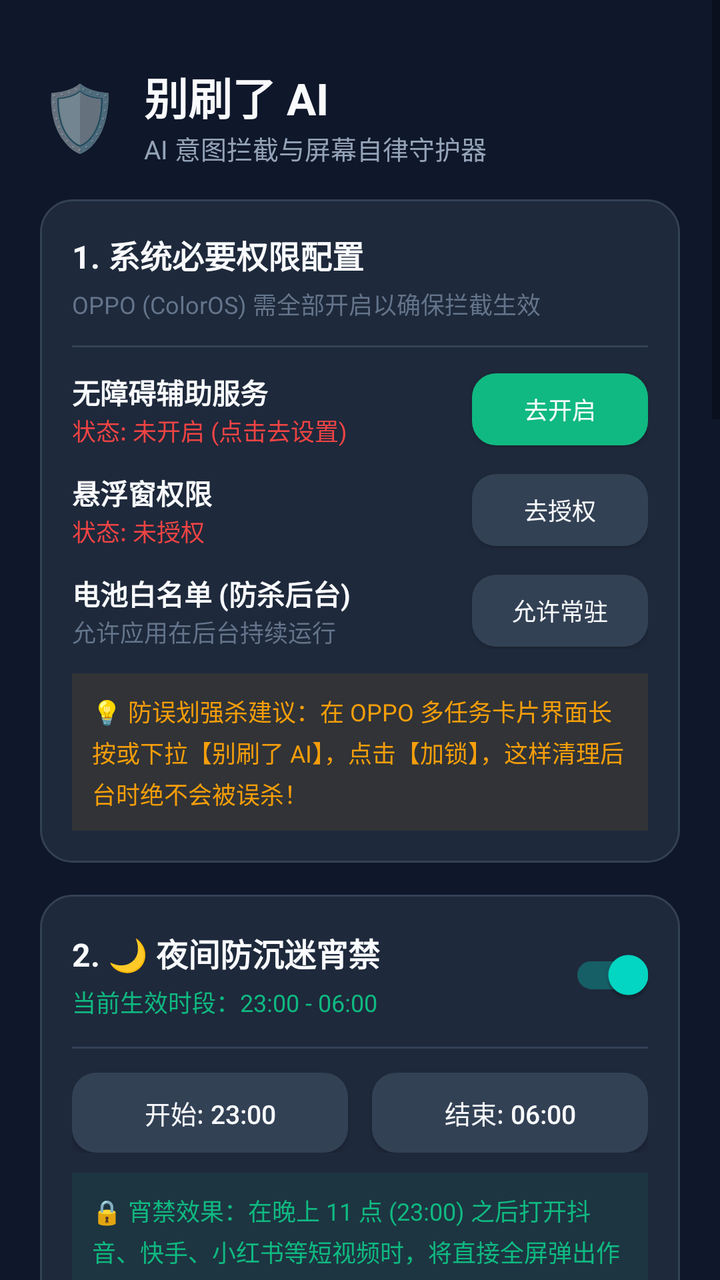
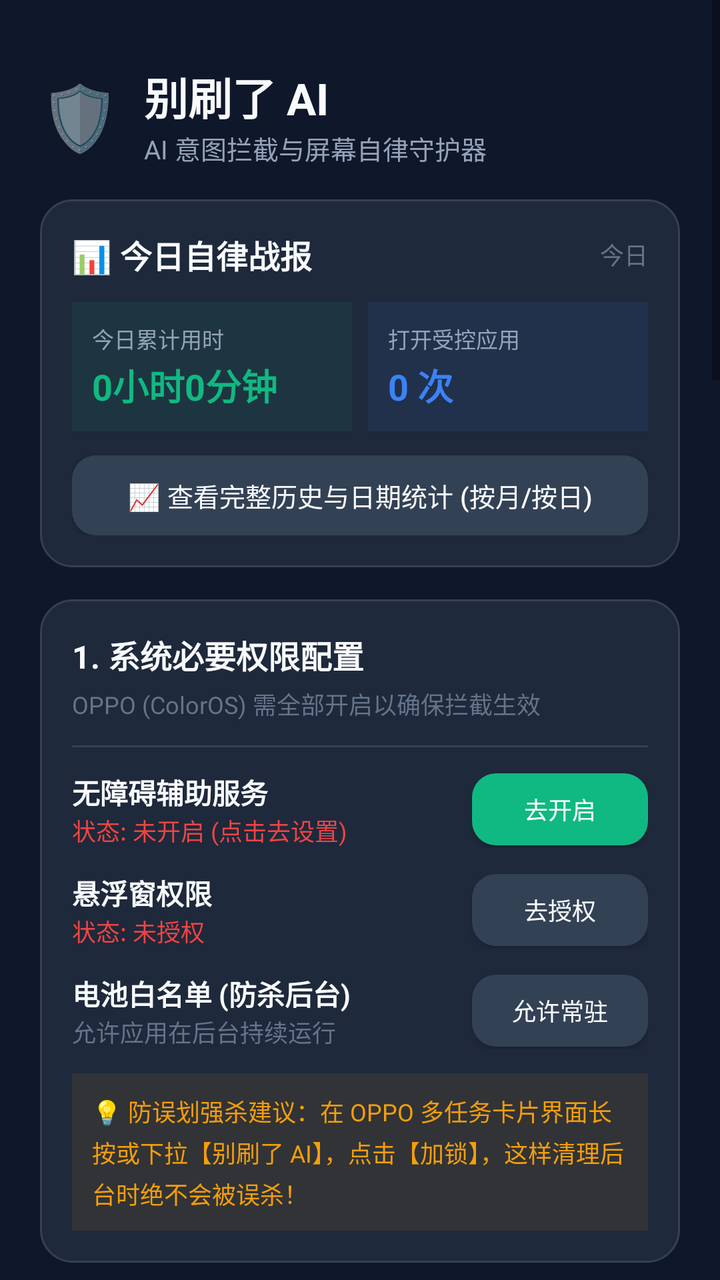

An Android layout rendered at two revisions. The XML below is the earlier revision; the diff shows what the commit changed to produce the second picture.
<!-- AndroidManifest.xml: application theme Theme.StopScroll -->
<!-- res/layout/activity_main.xml -->
<?xml version="1.0" encoding="utf-8"?>
<ScrollView xmlns:android="http://schemas.android.com/apk/res/android"
    xmlns:app="http://schemas.android.com/apk/res-auto"
    android:layout_width="match_parent"
    android:layout_height="match_parent"
    android:background="@color/bg_dark"
    android:fillViewport="true">

    <LinearLayout
        android:layout_width="match_parent"
        android:layout_height="wrap_content"
        android:orientation="vertical"
        android:padding="20dp">

        
        <LinearLayout
            android:layout_width="match_parent"
            android:layout_height="wrap_content"
            android:gravity="center_vertical"
            android:orientation="horizontal"
            android:paddingTop="12dp"
            android:paddingBottom="16dp">

            <TextView
                android:layout_width="wrap_content"
                android:layout_height="wrap_content"
                android:text="🛡️"
                android:textSize="32sp" />

            <LinearLayout
                android:layout_width="0dp"
                android:layout_height="wrap_content"
                android:layout_marginStart="12dp"
                android:layout_weight="1"
                android:orientation="vertical">

                <TextView
                    android:layout_width="wrap_content"
                    android:layout_height="wrap_content"
                    android:text="别刷了 AI"
                    android:textColor="@color/text_primary"
                    android:textSize="22sp"
                    android:textStyle="bold" />

                <TextView
                    android:layout_width="wrap_content"
                    android:layout_height="wrap_content"
                    android:text="AI 意图拦截与屏幕自律守护器"
                    android:textColor="@color/text_secondary"
                    android:textSize="13sp" />
            </LinearLayout>
        </LinearLayout>

        
        <LinearLayout
            android:layout_width="match_parent"
            android:layout_height="wrap_content"
            android:background="@drawable/card_rounded"
            android:orientation="vertical"
            android:padding="16dp">

            <TextView
                android:layout_width="wrap_content"
                android:layout_height="wrap_content"
                android:text="1. 系统必要权限配置"
                android:textColor="@color/text_primary"
                android:textSize="16sp"
                android:textStyle="bold" />

            <TextView
                android:layout_width="wrap_content"
                android:layout_height="wrap_content"
                android:layout_marginTop="4dp"
                android:text="OPPO (ColorOS) 需全部开启以确保拦截生效"
                android:textColor="@color/text_muted"
                android:textSize="12sp" />

            <View
                android:layout_width="match_parent"
                android:layout_height="1dp"
                android:layout_marginTop="12dp"
                android:layout_marginBottom="12dp"
                android:background="@color/card_border" />

            
            <LinearLayout
                android:layout_width="match_parent"
                android:layout_height="wrap_content"
                android:gravity="center_vertical"
                android:orientation="horizontal">

                <LinearLayout
                    android:layout_width="0dp"
                    android:layout_height="wrap_content"
                    android:layout_weight="1"
                    android:orientation="vertical">

                    <TextView
                        android:layout_width="wrap_content"
                        android:layout_height="wrap_content"
                        android:text="无障碍辅助服务"
                        android:textColor="@color/text_primary"
                        android:textSize="14sp"
                        android:textStyle="bold" />

                    <TextView
                        android:id="@+id/tvAccessibilityStatus"
                        android:layout_width="wrap_content"
                        android:layout_height="wrap_content"
                        android:text="状态: 未开启 (点击去设置)"
                        android:textColor="@color/danger"
                        android:textSize="12sp" />
                </LinearLayout>

                <Button
                    android:id="@+id/btnOpenAccessibility"
                    android:layout_width="wrap_content"
                    android:layout_height="36dp"
                    android:background="@drawable/btn_primary"
                    android:paddingStart="12dp"
                    android:paddingEnd="12dp"
                    android:text="去开启"
                    android:textColor="#FFFFFF"
                    android:textSize="12sp" />
            </LinearLayout>

            
            <LinearLayout
                android:layout_width="match_parent"
                android:layout_height="wrap_content"
                android:layout_marginTop="12dp"
                android:gravity="center_vertical"
                android:orientation="horizontal">

                <LinearLayout
                    android:layout_width="0dp"
                    android:layout_height="wrap_content"
                    android:layout_weight="1"
                    android:orientation="vertical">

                    <TextView
                        android:layout_width="wrap_content"
                        android:layout_height="wrap_content"
                        android:text="悬浮窗权限"
                        android:textColor="@color/text_primary"
                        android:textSize="14sp"
                        android:textStyle="bold" />

                    <TextView
                        android:id="@+id/tvOverlayStatus"
                        android:layout_width="wrap_content"
                        android:layout_height="wrap_content"
                        android:text="状态: 未授权"
                        android:textColor="@color/danger"
                        android:textSize="12sp" />
                </LinearLayout>

                <Button
                    android:id="@+id/btnOpenOverlay"
                    android:layout_width="wrap_content"
                    android:layout_height="36dp"
                    android:background="@drawable/btn_secondary"
                    android:paddingStart="12dp"
                    android:paddingEnd="12dp"
                    android:text="去授权"
                    android:textColor="@color/text_primary"
                    android:textSize="12sp" />
            </LinearLayout>

            
            <LinearLayout
                android:layout_width="match_parent"
                android:layout_height="wrap_content"
                android:layout_marginTop="12dp"
                android:gravity="center_vertical"
                android:orientation="horizontal">

                <LinearLayout
                    android:layout_width="0dp"
                    android:layout_height="wrap_content"
                    android:layout_weight="1"
                    android:orientation="vertical">

                    <TextView
                        android:layout_width="wrap_content"
                        android:layout_height="wrap_content"
                        android:text="电池白名单 (防杀后台)"
                        android:textColor="@color/text_primary"
                        android:textSize="14sp"
                        android:textStyle="bold" />

                    <TextView
                        android:layout_width="wrap_content"
                        android:layout_height="wrap_content"
                        android:text="允许应用在后台持续运行"
                        android:textColor="@color/text_muted"
                        android:textSize="12sp" />
                </LinearLayout>

                <Button
                    android:id="@+id/btnBatteryIgnore"
                    android:layout_width="wrap_content"
                    android:layout_height="36dp"
                    android:background="@drawable/btn_secondary"
                    android:paddingStart="12dp"
                    android:paddingEnd="12dp"
                    android:text="允许常驻"
                    android:textColor="@color/text_primary"
                    android:textSize="12sp" />
            </LinearLayout>

            
            <TextView
                android:layout_width="match_parent"
                android:layout_height="wrap_content"
                android:layout_marginTop="12dp"
                android:background="#15F59E0B"
                android:lineSpacingMultiplier="1.2"
                android:padding="10dp"
                android:text="💡 防误划强杀建议：在 OPPO 多任务卡片界面长按或下拉【别刷了 AI】，点击【加锁】，这样清理后台时绝不会被误杀！"
                android:textColor="@color/warning"
                android:textSize="12sp" />
        </LinearLayout>

        
        <LinearLayout
            android:layout_width="match_parent"
            android:layout_height="wrap_content"
            android:layout_marginTop="16dp"
            android:background="@drawable/card_rounded"
            android:orientation="vertical"
            android:padding="16dp">

            <LinearLayout
                android:layout_width="match_parent"
                android:layout_height="wrap_content"
                android:gravity="center_vertical"
                android:orientation="horizontal">

                <LinearLayout
                    android:layout_width="0dp"
                    android:layout_height="wrap_content"
                    android:layout_weight="1"
                    android:orientation="vertical">

                    <TextView
                        android:layout_width="wrap_content"
                        android:layout_height="wrap_content"
                        android:text="2. 🌙 夜间防沉迷宵禁"
                        android:textColor="@color/text_primary"
                        android:textSize="16sp"
                        android:textStyle="bold" />

                    <TextView
                        android:id="@+id/tvCurfewSummary"
                        android:layout_width="wrap_content"
                        android:layout_height="wrap_content"
                        android:layout_marginTop="4dp"
                        android:text="当前生效时段：23:00 - 06:00"
                        android:textColor="@color/primary"
                        android:textSize="12sp" />
                </LinearLayout>

                <androidx.appcompat.widget.SwitchCompat
                    android:id="@+id/switchCurfew"
                    android:layout_width="wrap_content"
                    android:layout_height="wrap_content"
                    android:checked="true" />
            </LinearLayout>

            <View
                android:layout_width="match_parent"
                android:layout_height="1dp"
                android:layout_marginTop="12dp"
                android:layout_marginBottom="12dp"
                android:background="@color/card_border" />

            <LinearLayout
                android:layout_width="match_parent"
                android:layout_height="wrap_content"
                android:gravity="center_vertical"
                android:orientation="horizontal">

                <Button
                    android:id="@+id/btnCurfewStart"
                    android:layout_width="0dp"
                    android:layout_height="40dp"
                    android:layout_marginEnd="6dp"
                    android:layout_weight="1"
                    android:background="@drawable/btn_secondary"
                    android:text="开始: 23:00"
                    android:textColor="@color/text_primary"
                    android:textSize="13sp" />

                <Button
                    android:id="@+id/btnCurfewEnd"
                    android:layout_width="0dp"
                    android:layout_height="40dp"
                    android:layout_marginStart="6dp"
                    android:layout_weight="1"
                    android:background="@drawable/btn_secondary"
                    android:text="结束: 06:00"
                    android:textColor="@color/text_primary"
                    android:textSize="13sp" />
            </LinearLayout>

            <TextView
                android:layout_width="match_parent"
                android:layout_height="wrap_content"
                android:layout_marginTop="10dp"
                android:background="#1510B981"
                android:lineSpacingMultiplier="1.2"
                android:padding="10dp"
                android:text="🔒 宵禁效果：在晚上 11 点 (23:00) 之后打开抖音、快手、小红书等短视频时，将直接全屏弹出作息提示并强制退出，不允许进入！"
                android:textColor="@color/primary"
                android:textSize="12sp" />
        </LinearLayout>

        
        <LinearLayout
            android:layout_width="match_parent"
            android:layout_height="wrap_content"
            android:layout_marginTop="16dp"
            android:background="@drawable/card_rounded"
            android:orientation="vertical"
            android:padding="16dp">

            <TextView
                android:layout_width="wrap_content"
                android:layout_height="wrap_content"
                android:text="3. ⏱️ 单次使用时长设置"
                android:textColor="@color/text_primary"
                android:textSize="16sp"
                android:textStyle="bold" />

            <TextView
                android:layout_width="wrap_content"
                android:layout_height="wrap_content"
                android:layout_marginTop="4dp"
                android:text="设置进入短视频后的默认倒计时时长 (到点即强制踢出)"
                android:textColor="@color/text_muted"
                android:textSize="12sp" />

            
            <TextView
                android:layout_width="wrap_content"
                android:layout_height="wrap_content"
                android:layout_marginTop="12dp"
                android:text="预设默认时长 (打开拦截弹窗时自动选中)："
                android:textColor="@color/text_secondary"
                android:textSize="13sp" />

            <com.google.android.material.chip.ChipGroup
                android:id="@+id/chipGroupMainDuration"
                android:layout_width="match_parent"
                android:layout_height="wrap_content"
                android:layout_marginTop="6dp"
                app:singleSelection="true">

                <com.google.android.material.chip.Chip
                    android:id="@+id/mainChip3"
                    style="@style/Widget.MaterialComponents.Chip.Choice"
                    android:layout_width="wrap_content"
                    android:layout_height="wrap_content"
                    android:text="3 分钟" />

                <com.google.android.material.chip.Chip
                    android:id="@+id/mainChip5"
                    style="@style/Widget.MaterialComponents.Chip.Choice"
                    android:layout_width="wrap_content"
                    android:layout_height="wrap_content"
                    android:text="5 分钟" />

                <com.google.android.material.chip.Chip
                    android:id="@+id/mainChip15"
                    style="@style/Widget.MaterialComponents.Chip.Choice"
                    android:layout_width="wrap_content"
                    android:layout_height="wrap_content"
                    android:text="15 分钟" />

                <com.google.android.material.chip.Chip
                    android:id="@+id/mainChip30"
                    style="@style/Widget.MaterialComponents.Chip.Choice"
                    android:layout_width="wrap_content"
                    android:layout_height="wrap_content"
                    android:text="30 分钟" />

                <com.google.android.material.chip.Chip
                    android:id="@+id/mainChip60"
                    style="@style/Widget.MaterialComponents.Chip.Choice"
                    android:layout_width="wrap_content"
                    android:layout_height="wrap_content"
                    android:text="60 分钟 (1小时)" />
            </com.google.android.material.chip.ChipGroup>

            
            <TextView
                android:layout_width="wrap_content"
                android:layout_height="wrap_content"
                android:layout_marginTop="12dp"
                android:text="或自定义默认时长 (支持 60 分钟 / 1 小时)："
                android:textColor="@color/text_secondary"
                android:textSize="13sp" />

            <LinearLayout
                android:layout_width="match_parent"
                android:layout_height="wrap_content"
                android:layout_marginTop="6dp"
                android:gravity="center_vertical"
                android:orientation="horizontal">

                <EditText
                    android:id="@+id/etMainDefaultMinutes"
                    android:layout_width="120dp"
                    android:layout_height="40dp"
                    android:background="@drawable/edit_text_bg"
                    android:gravity="center"
                    android:hint="输入分钟 (如 60)"
                    android:inputType="number"
                    android:maxLength="4"
                    android:textColor="@color/text_primary"
                    android:textColorHint="@color/text_muted"
                    android:textSize="14sp" />

                <TextView
                    android:layout_width="wrap_content"
                    android:layout_height="wrap_content"
                    android:layout_marginStart="8dp"
                    android:text="分钟"
                    android:textColor="@color/text_primary"
                    android:textSize="14sp" />
            </LinearLayout>
        </LinearLayout>

        
        <LinearLayout
            android:layout_width="match_parent"
            android:layout_height="wrap_content"
            android:layout_marginTop="16dp"
            android:background="@drawable/card_rounded"
            android:orientation="vertical"
            android:padding="16dp">

            <TextView
                android:layout_width="wrap_content"
                android:layout_height="wrap_content"
                android:text="4. 监控的目标应用"
                android:textColor="@color/text_primary"
                android:textSize="16sp"
                android:textStyle="bold" />

            
            <TextView
                android:id="@+id/tvMonitoredSummary"
                android:layout_width="match_parent"
                android:layout_height="wrap_content"
                android:layout_marginTop="8dp"
                android:background="#1510B981"
                android:padding="10dp"
                android:text="当前已受控应用：小红书、抖音、Chrome"
                android:textColor="@color/primary"
                android:textSize="13sp"
                android:textStyle="bold" />

            <TextView
                android:layout_width="wrap_content"
                android:layout_height="wrap_content"
                android:layout_marginTop="12dp"
                android:text="勾选在打开时需要强制进行意图拦截的应用 (即勾即生效):"
                android:textColor="@color/text_muted"
                android:textSize="12sp" />

            <CheckBox
                android:id="@+id/cbXhs"
                android:layout_width="match_parent"
                android:layout_height="wrap_content"
                android:layout_marginTop="8dp"
                android:checked="true"
                android:text="小红书 (com.xingin.xhs)"
                android:textColor="@color/text_primary" />

            <CheckBox
                android:id="@+id/cbDouyin"
                android:layout_width="match_parent"
                android:layout_height="wrap_content"
                android:checked="true"
                android:text="抖音 (com.ss.android.ugc.aweme)"
                android:textColor="@color/text_primary" />

            <CheckBox
                android:id="@+id/cbBilibili"
                android:layout_width="match_parent"
                android:layout_height="wrap_content"
                android:checked="true"
                android:text="哔哩哔哩 (tv.danmaku.bili)"
                android:textColor="@color/text_primary" />

            <CheckBox
                android:id="@+id/cbKuaishou"
                android:layout_width="match_parent"
                android:layout_height="wrap_content"
                android:text="快手 (com.smile.gifmaker)"
                android:textColor="@color/text_primary" />

            <CheckBox
                android:id="@+id/cbWeibo"
                android:layout_width="match_parent"
                android:layout_height="wrap_content"
                android:text="微博 (com.sina.weibo)"
                android:textColor="@color/text_primary" />

            <CheckBox
                android:id="@+id/cbChrome"
                android:layout_width="match_parent"
                android:layout_height="wrap_content"
                android:text="Chrome 浏览器 (测试专用)"
                android:textColor="@color/text_primary" />
        </LinearLayout>

        
        <LinearLayout
            android:layout_width="match_parent"
            android:layout_height="wrap_content"
            android:layout_marginTop="16dp"
            android:background="@drawable/card_rounded"
            android:orientation="vertical"
            android:padding="16dp">

            <TextView
                android:layout_width="wrap_content"
                android:layout_height="wrap_content"
                android:text="5. AI 屏幕内容监护 (选配功能)"
                android:textColor="@color/text_primary"
                android:textSize="16sp"
                android:textStyle="bold" />

            <TextView
                android:layout_width="wrap_content"
                android:layout_height="wrap_content"
                android:layout_marginTop="4dp"
                android:text="不配置也可正常使用「意图阻断 + 到点强制踢出」"
                android:textColor="@color/text_muted"
                android:textSize="12sp" />

            
            <TextView
                android:layout_width="wrap_content"
                android:layout_height="wrap_content"
                android:layout_marginTop="12dp"
                android:text="API Key:"
                android:textColor="@color/text_secondary"
                android:textSize="13sp" />

            <EditText
                android:id="@+id/etApiKey"
                android:layout_width="match_parent"
                android:layout_height="wrap_content"
                android:layout_marginTop="6dp"
                android:background="@drawable/edit_text_bg"
                android:hint="sk-xxxxxxxx (留空则不开启AI屏幕文字分析)"
                android:inputType="textPassword"
                android:textColor="@color/text_primary"
                android:textColorHint="@color/text_muted"
                android:textSize="14sp" />

            
            <TextView
                android:layout_width="wrap_content"
                android:layout_height="wrap_content"
                android:layout_marginTop="12dp"
                android:text="API Base URL:"
                android:textColor="@color/text_secondary"
                android:textSize="13sp" />

            <EditText
                android:id="@+id/etBaseUrl"
                android:layout_width="match_parent"
                android:layout_height="wrap_content"
                android:layout_marginTop="6dp"
                android:background="@drawable/edit_text_bg"
                android:hint="https://api.deepseek.com/v1"
                android:text="https://api.deepseek.com/v1"
                android:textColor="@color/text_primary"
                android:textColorHint="@color/text_muted"
                android:textSize="14sp" />

            
            <TextView
                android:layout_width="wrap_content"
                android:layout_height="wrap_content"
                android:layout_marginTop="12dp"
                android:text="模型名称 (Model):"
                android:textColor="@color/text_secondary"
                android:textSize="13sp" />

            <EditText
                android:id="@+id/etModelName"
                android:layout_width="match_parent"
                android:layout_height="wrap_content"
                android:layout_marginTop="6dp"
                android:background="@drawable/edit_text_bg"
                android:hint="deepseek-chat"
                android:text="deepseek-chat"
                android:textColor="@color/text_primary"
                android:textColorHint="@color/text_muted"
                android:textSize="14sp" />

            <Button
                android:id="@+id/btnTestAi"
                android:layout_width="match_parent"
                android:layout_height="40dp"
                android:layout_marginTop="14dp"
                android:background="@drawable/btn_secondary"
                android:text="测试 AI 接口连通性"
                android:textColor="@color/text_primary"
                android:textSize="13sp" />
        </LinearLayout>

        
        <Button
            android:id="@+id/btnSaveAll"
            android:layout_width="match_parent"
            android:layout_height="50dp"
            android:layout_marginTop="20dp"
            android:layout_marginBottom="32dp"
            android:background="@drawable/btn_primary"
            android:text="💾 保存并应用全部自律设置"
            android:textAllCaps="false"
            android:textColor="#FFFFFF"
            android:textSize="16sp"
            android:textStyle="bold" />

    </LinearLayout>
</ScrollView>
<!-- resources referenced by this layout -->
<resources>
  <color name="bg_dark">#0F172A</color>
  <color name="card_border">#334155</color>
  <color name="danger">#EF4444</color>
  <color name="primary">#10B981</color>
  <color name="text_muted">#64748B</color>
  <color name="text_primary">#F8FAFC</color>
  <color name="text_secondary">#94A3B8</color>
  <color name="warning">#F59E0B</color>
  <!-- drawable btn_primary (drawable) -->
  <?xml version="1.0" encoding="utf-8"?>
  <ripple xmlns:android="http://schemas.android.com/apk/res/android"
      android:color="#40FFFFFF">
      <item>
          <shape>
              <solid android:color="@color/primary" />
              <corners android:radius="12dp" />
          </shape>
      </item>
  </ripple>
  <!-- drawable btn_secondary (drawable) -->
  <?xml version="1.0" encoding="utf-8"?>
  <ripple xmlns:android="http://schemas.android.com/apk/res/android"
      android:color="#20FFFFFF">
      <item>
          <shape>
              <solid android:color="#334155" />
              <corners android:radius="12dp" />
          </shape>
      </item>
  </ripple>
  <!-- drawable card_rounded (drawable) -->
  <?xml version="1.0" encoding="utf-8"?>
  <shape xmlns:android="http://schemas.android.com/apk/res/android">
      <solid android:color="@color/card_bg" />
      <corners android:radius="16dp" />
      <stroke android:width="1dp" android:color="@color/card_border" />
  </shape>
  <!-- drawable edit_text_bg (drawable) -->
  <?xml version="1.0" encoding="utf-8"?>
  <shape xmlns:android="http://schemas.android.com/apk/res/android">
      <solid android:color="#0F172A" />
      <corners android:radius="10dp" />
      <stroke android:width="1dp" android:color="@color/card_border" />
      <padding android:left="14dp" android:right="14dp" android:top="12dp" android:bottom="12dp" />
  </shape>
  <style name="Theme.StopScroll" parent="Theme.MaterialComponents.DayNight.NoActionBar">
          <item name="colorPrimary">@color/primary</item>
          <item name="colorPrimaryVariant">@color/primary_dark</item>
          <item name="colorOnPrimary">@color/text_primary</item>
          <item name="android:statusBarColor">@color/bg_dark</item>
          <item name="android:windowBackground">@color/bg_dark</item>
          <item name="android:navigationBarColor">@color/bg_dark</item>
      </style>
  <color name="card_bg">#1E293B</color>
  <color name="primary_dark">#059669</color>
</resources>

<!-- the commit's change to res/layout/activity_main.xml (unified diff, before → after) -->
@@ -49,6 +49,110 @@
                     android:textColor="@color/text_secondary"
                     android:textSize="13sp" />
             </LinearLayout>
+        </LinearLayout>
+
+        
+        <LinearLayout
+            android:layout_width="match_parent"
+            android:layout_height="wrap_content"
+            android:layout_marginBottom="16dp"
+            android:background="@drawable/card_rounded"
+            android:orientation="vertical"
+            android:padding="16dp">
+
+            <LinearLayout
+                android:layout_width="match_parent"
+                android:layout_height="wrap_content"
+                android:gravity="center_vertical"
+                android:orientation="horizontal">
+
+                <TextView
+                    android:layout_width="0dp"
+                    android:layout_height="wrap_content"
+                    android:layout_weight="1"
+                    android:text="📊 今日自律战报"
+                    android:textColor="@color/text_primary"
+                    android:textSize="16sp"
+                    android:textStyle="bold" />
+
+                <TextView
+                    android:id="@+id/tvMainTodayDate"
+                    android:layout_width="wrap_content"
+                    android:layout_height="wrap_content"
+                    android:text="今日"
+                    android:textColor="@color/text_muted"
+                    android:textSize="12sp" />
+            </LinearLayout>
+
+            <LinearLayout
+                android:layout_width="match_parent"
+                android:layout_height="wrap_content"
+                android:layout_marginTop="12dp"
+                android:orientation="horizontal">
+
+                <LinearLayout
+                    android:layout_width="0dp"
+                    android:layout_height="wrap_content"
+                    android:layout_weight="1"
+                    android:background="#1510B981"
+                    android:orientation="vertical"
+                    android:padding="10dp">
+
+                    <TextView
+                        android:layout_width="wrap_content"
+                        android:layout_height="wrap_content"
+                        android:text="今日累计用时"
+                        android:textColor="@color/text_secondary"
+                        android:textSize="11sp" />
+
+                    <TextView
+                        android:id="@+id/tvMainTodayDuration"
+                        android:layout_width="wrap_content"
+                        android:layout_height="wrap_content"
+                        android:layout_marginTop="2dp"
+                        android:text="0小时0分钟"
+                        android:textColor="@color/primary"
+                        android:textSize="18sp"
+                        android:textStyle="bold" />
+                </LinearLayout>
+
+                <LinearLayout
+                    android:layout_width="0dp"
+                    android:layout_height="wrap_content"
+                    android:layout_marginStart="8dp"
+                    android:layout_weight="1"
+                    android:background="#153B82F6"
+                    android:orientation="vertical"
+                    android:padding="10dp">
+
+                    <TextView
+                        android:layout_width="wrap_content"
+                        android:layout_height="wrap_content"
+                        android:text="打开受控应用"
+                        android:textColor="@color/text_secondary"
+                        android:textSize="11sp" />
+
+                    <TextView
+                        android:id="@+id/tvMainTodayCount"
+                        android:layout_width="wrap_content"
+                        android:layout_height="wrap_content"
+                        android:layout_marginTop="2dp"
+                        android:text="0 次"
+                        android:textColor="@color/accent_blue"
+                        android:textSize="18sp"
+                        android:textStyle="bold" />
+                </LinearLayout>
+            </LinearLayout>
+
+            <Button
+                android:id="@+id/btnOpenHistory"
+                android:layout_width="match_parent"
+                android:layout_height="40dp"
+                android:layout_marginTop="12dp"
+                android:background="@drawable/btn_secondary"
+                android:text="📈 查看完整历史与日期统计 (按月/按日)"
+                android:textColor="@color/text_primary"
+                android:textSize="13sp" />
         </LinearLayout>
 
         
<!-- resource entries referenced after the edit -->
@@ -1,5 +1,6 @@
 <!-- resources referenced by this layout -->
 <resources>
+  <color name="accent_blue">#3B82F6</color>
   <color name="bg_dark">#0F172A</color>
   <color name="card_border">#334155</color>
   <color name="danger">#EF4444</color>
